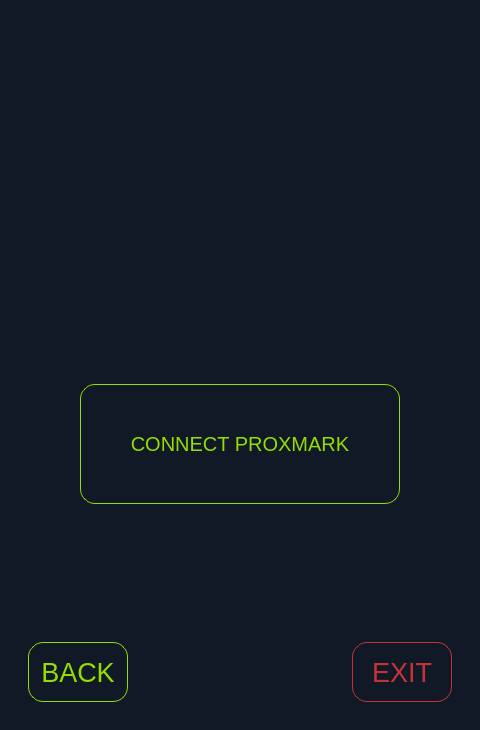
javimarting/px3-app, file px3_app/ui/app.ui: the form before one commit.
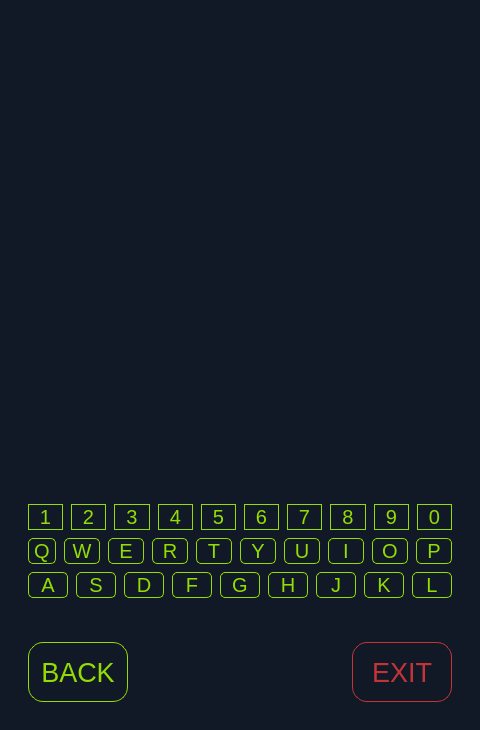
The form after the commit. Icons and pictures are not drawn.

```diff
--- a/px3_app/ui/app.ui
+++ b/px3_app/ui/app.ui
@@ -111,7 +111,7 @@
 }</string>
         </property>
         <property name="currentIndex">
-         <number>0</number>
+         <number>6</number>
         </property>
         <widget class="QWidget" name="connectProxmarkPage">
          <property name="sizePolicy">
@@ -1069,6 +1069,305 @@
           </item>
          </layout>
         </widget>
+        <widget class="QWidget" name="page">
+         <property name="styleSheet">
+          <string notr="true"/>
+         </property>
+         <layout class="QVBoxLayout" name="verticalLayout_19">
+          <item>
+           <widget class="QWidget" name="widget" native="true">
+            <property name="styleSheet">
+             <string notr="true">QPushButton {
+border-radius: 5;
+font-size: 15pt;
+margin:1;
+}
+
+QLabel {
+color: #93dd03;
+background-color: #111927;
+border: 1px solid;
+border-radius: 15;
+border-color: #93dd03;
+font-size: 15pt;
+margin: 1;
+}</string>
+            </property>
+            <layout class="QVBoxLayout" name="verticalLayout_18">
+             <item>
+              <widget class="QTextEdit" name="textEdit"/>
+             </item>
+             <item>
+              <layout class="QHBoxLayout" name="horizontalLayout_4">
+               <item>
+                <widget class="QLabel" name="label_2">
+                 <property name="text">
+                  <string>1</string>
+                 </property>
+                 <property name="alignment">
+                  <set>Qt::AlignCenter</set>
+                 </property>
+                </widget>
+               </item>
+               <item>
+                <widget class="QLabel" name="label_3">
+                 <property name="text">
+                  <string>2</string>
+                 </property>
+                 <property name="alignment">
+                  <set>Qt::AlignCenter</set>
+                 </property>
+                </widget>
+               </item>
+               <item>
+                <widget class="QLabel" name="label_4">
+                 <property name="text">
+                  <string>3</string>
+                 </property>
+                 <property name="alignment">
+                  <set>Qt::AlignCenter</set>
+                 </property>
+                </widget>
+               </item>
+               <item>
+                <widget class="QLabel" name="label_5">
+                 <property name="text">
+                  <string>4</string>
+                 </property>
+                 <property name="alignment">
+                  <set>Qt::AlignCenter</set>
+                 </property>
+                </widget>
+               </item>
+               <item>
+                <widget class="QLabel" name="label_6">
+                 <property name="text">
+                  <string>5</string>
+                 </property>
+                 <property name="alignment">
+                  <set>Qt::AlignCenter</set>
+                 </property>
+                </widget>
+               </item>
+               <item>
+                <widget class="QLabel" name="label_7">
+                 <property name="text">
+                  <string>6</string>
+                 </property>
+                 <property name="alignment">
+                  <set>Qt::AlignCenter</set>
+                 </property>
+                </widget>
+               </item>
+               <item>
+                <widget class="QLabel" name="label_8">
+                 <property name="text">
+                  <string>7</string>
+                 </property>
+                 <property name="alignment">
+                  <set>Qt::AlignCenter</set>
+                 </property>
+                </widget>
+               </item>
+               <item>
+                <widget class="QLabel" name="label_9">
+                 <property name="text">
+                  <string>8</string>
+                 </property>
+                 <property name="alignment">
+                  <set>Qt::AlignCenter</set>
+                 </property>
+                </widget>
+               </item>
+               <item>
+                <widget class="QLabel" name="label_10">
+                 <property name="text">
+                  <string>9</string>
+                 </property>
+                 <property name="alignment">
+                  <set>Qt::AlignCenter</set>
+                 </property>
+                </widget>
+               </item>
+               <item>
+                <widget class="QLabel" name="label_11">
+                 <property name="text">
+                  <string>0</string>
+                 </property>
+                 <property name="alignment">
+                  <set>Qt::AlignCenter</set>
+                 </property>
+                </widget>
+               </item>
+              </layout>
+             </item>
+             <item>
+              <layout class="QHBoxLayout" name="horizontalLayout">
+               <property name="sizeConstraint">
+                <enum>QLayout::SetDefaultConstraint</enum>
+               </property>
+               <item>
+                <widget class="QPushButton" name="pushButton_1">
+                 <property name="sizePolicy">
+                  <sizepolicy hsizetype="Fixed" vsizetype="Fixed">
+                   <horstretch>0</horstretch>
+                   <verstretch>0</verstretch>
+                  </sizepolicy>
+                 </property>
+                 <property name="minimumSize">
+                  <size>
+                   <width>30</width>
+                   <height>0</height>
+                  </size>
+                 </property>
+                 <property name="text">
+                  <string>Q</string>
+                 </property>
+                </widget>
+               </item>
+               <item>
+                <widget class="QPushButton" name="pushButton_2">
+                 <property name="minimumSize">
+                  <size>
+                   <width>30</width>
+                   <height>0</height>
+                  </size>
+                 </property>
+                 <property name="text">
+                  <string>W</string>
+                 </property>
+                </widget>
+               </item>
+               <item>
+                <widget class="QPushButton" name="pushButton_3">
+                 <property name="text">
+                  <string>E</string>
+                 </property>
+                </widget>
+               </item>
+               <item>
+                <widget class="QPushButton" name="pushButton_4">
+                 <property name="text">
+                  <string>R</string>
+                 </property>
+                </widget>
+               </item>
+               <item>
+                <widget class="QPushButton" name="pushButton_5">
+                 <property name="text">
+                  <string>T</string>
+                 </property>
+                </widget>
+               </item>
+               <item>
+                <widget class="QPushButton" name="pushButton_6">
+                 <property name="text">
+                  <string>Y</string>
+                 </property>
+                </widget>
+               </item>
+               <item>
+                <widget class="QPushButton" name="pushButton_7">
+                 <property name="text">
+                  <string>U</string>
+                 </property>
+                </widget>
+               </item>
+               <item>
+                <widget class="QPushButton" name="pushButton_8">
+                 <property name="text">
+                  <string>I</string>
+                 </property>
+                </widget>
+               </item>
+               <item>
+                <widget class="QPushButton" name="pushButton_9">
+                 <property name="text">
+                  <string>O</string>
+                 </property>
+                </widget>
+               </item>
+               <item>
+                <widget class="QPushButton" name="pushButton_10">
+                 <property name="text">
+                  <string>P</string>
+                 </property>
+                </widget>
+               </item>
+              </layout>
+             </item>
+             <item>
+              <layout class="QHBoxLayout" name="horizontalLayout_2">
+               <item>
+                <widget class="QPushButton" name="pushButton_11">
+                 <property name="text">
+                  <string>A</string>
+                 </property>
+                </widget>
+               </item>
+               <item>
+                <widget class="QPushButton" name="pushButton">
+                 <property name="text">
+                  <string>S</string>
+                 </property>
+                </widget>
+               </item>
+               <item>
+                <widget class="QPushButton" name="pushButton_12">
+                 <property name="text">
+                  <string>D</string>
+                 </property>
+                </widget>
+               </item>
+               <item>
+                <widget class="QPushButton" name="pushButton_13">
+                 <property name="text">
+                  <string>F</string>
+                 </property>
+                </widget>
+               </item>
+               <item>
+                <widget class="QPushButton" name="pushButton_14">
+                 <property name="text">
+                  <string>G</string>
+                 </property>
+                </widget>
+               </item>
+               <item>
+                <widget class="QPushButton" name="pushButton_15">
+                 <property name="text">
+                  <string>H</string>
+                 </property>
+                </widget>
+               </item>
+               <item>
+                <widget class="QPushButton" name="pushButton_16">
+                 <property name="text">
+                  <string>J</string>
+                 </property>
+                </widget>
+               </item>
+               <item>
+                <widget class="QPushButton" name="pushButton_17">
+                 <property name="text">
+                  <string>K</string>
+                 </property>
+                </widget>
+               </item>
+               <item>
+                <widget class="QPushButton" name="pushButton_18">
+                 <property name="text">
+                  <string>L</string>
+                 </property>
+                </widget>
+               </item>
+              </layout>
+             </item>
+            </layout>
+           </widget>
+          </item>
+         </layout>
+        </widget>
        </widget>
       </item>
      </layout>
```
Left out of the diff: 4 changed lines with no effect on the pictures.
